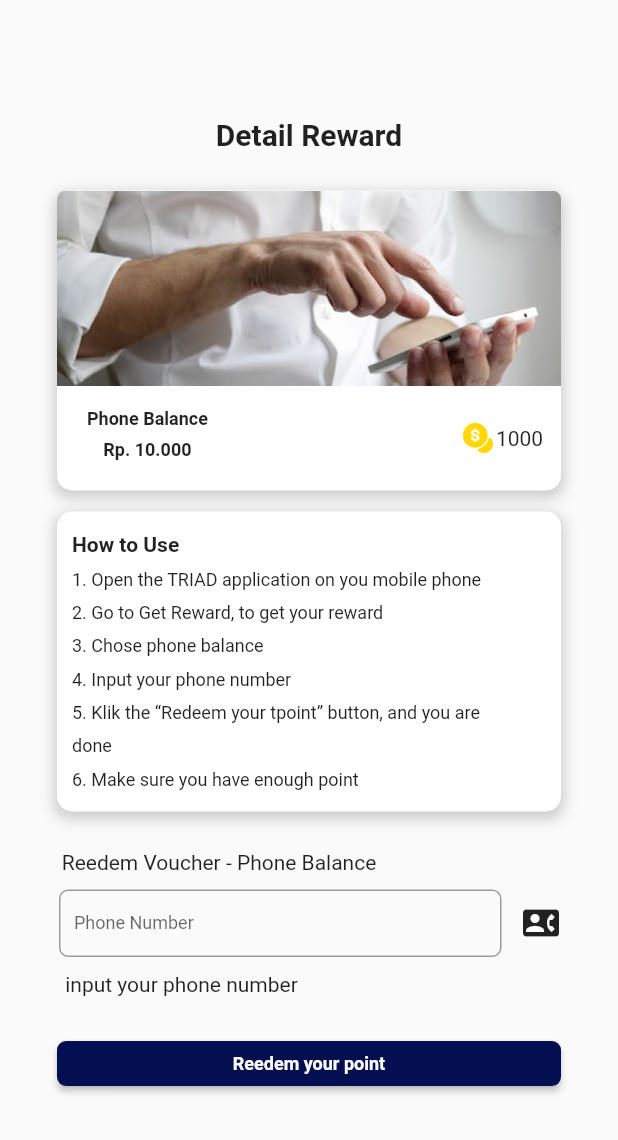
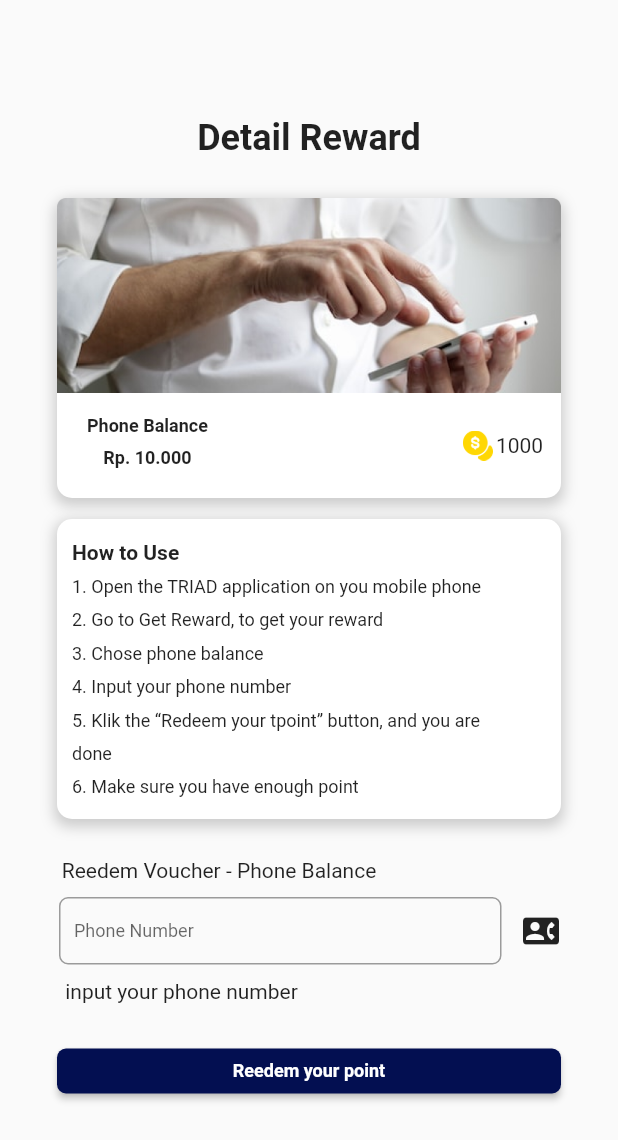
Before and after one commit to Kelompok-14-Loyalty-Point-Agent/Flutter, a Flutter app: the DetailRewardScreen screen opened directly, on a phone screen of 412 x 824 dp. Shown: the top 1140 px of the screen. Run offline on Flutter 3.47's test engine with Material 2 defaults, Android fonts, the phone set to English and light mode, and no system bars; our stand-ins replace dots_indicator, flutter_otp_text_field.

Commit message:
belum selesai bikin get reward

```diff
--- a/lib/ui/get_reward/detail_reward_screen.dart
+++ b/lib/ui/get_reward/detail_reward_screen.dart
@@ -37,13 +37,16 @@ class _DetailRewardScreenState extends State<DetailRewardScreen> {
     return Scaffold(
       body: Column(
         children: [
-          const Padding(
+          Padding(
             padding: EdgeInsets.only(
               top: 78,
             ),
             child: Text(
               'Detail Reward',
-              style: TextStyle(fontSize: 20, fontWeight: FontWeight.w700),
+              style: TextStyle(
+                fontSize: 24,
+                fontWeight: FontWeight.w700,
+              ),
             ),
           ),
           Padding(
```
